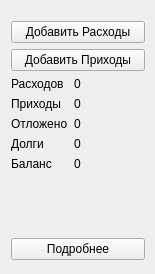
Above: src/ui/mainwindow.ui from sk-jame/android-finance-balance before the change. Below: the same form after it.
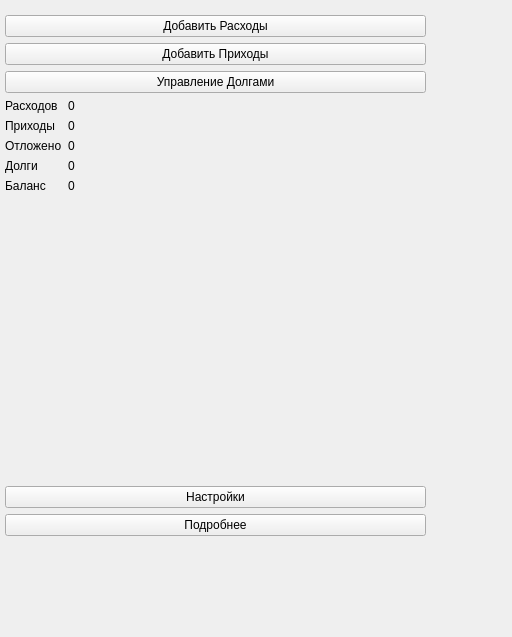
That is the form after the change.

Commit message: try to fix ui problems, add some new buttons (future features)

Patch:
```diff
--- a/src/ui/mainwindow.ui
+++ b/src/ui/mainwindow.ui
@@ -6,8 +6,8 @@
    <rect>
     <x>0</x>
     <y>0</y>
-    <width>155</width>
-    <height>274</height>
+    <width>512</width>
+    <height>637</height>
    </rect>
   </property>
   <property name="windowTitle">
@@ -19,8 +19,8 @@
      <rect>
       <x>0</x>
       <y>0</y>
-      <width>151</width>
-      <height>271</height>
+      <width>471</width>
+      <height>611</height>
      </rect>
     </property>
     <property name="currentIndex">
@@ -32,11 +32,23 @@
        <rect>
         <x>0</x>
         <y>10</y>
-        <width>156</width>
-        <height>261</height>
+        <width>431</width>
+        <height>531</height>
        </rect>
       </property>
       <layout class="QVBoxLayout" name="verticalLayout_4">
+       <property name="leftMargin">
+        <number>5</number>
+       </property>
+       <property name="topMargin">
+        <number>5</number>
+       </property>
+       <property name="rightMargin">
+        <number>5</number>
+       </property>
+       <property name="bottomMargin">
+        <number>5</number>
+       </property>
        <item>
         <widget class="QPushButton" name="pbAddOut_4">
          <property name="text">
@@ -51,6 +63,13 @@
          </property>
         </widget>
        </item>
+       <item>
+        <widget class="QPushButton" name="pbDebs">
+         <property name="text">
+          <string>Управление Долгами</string>
+         </property>
+        </widget>
+       </item>
        <item>
         <layout class="QFormLayout" name="formLayout">
          <item row="0" column="0">
@@ -138,6 +157,13 @@
          </property>
         </spacer>
        </item>
+       <item>
+        <widget class="QPushButton" name="pbSettings">
+         <property name="text">
+          <string>Настройки</string>
+         </property>
+        </widget>
+       </item>
        <item>
         <widget class="QPushButton" name="pbSummary_4">
          <property name="text">
```
The commit also changes 8 other files.
